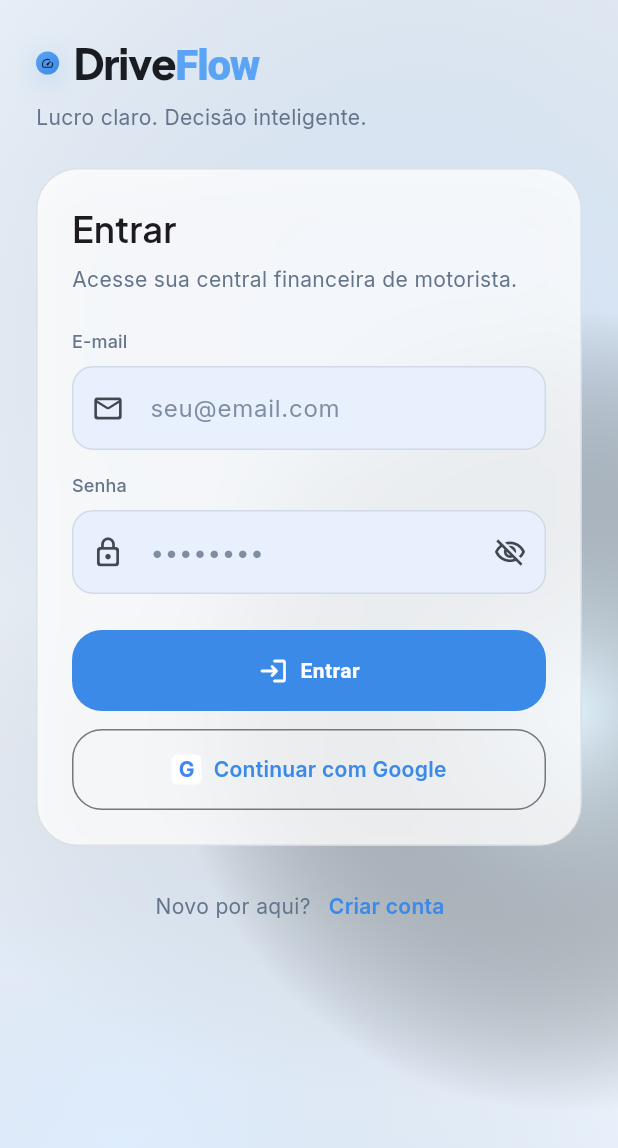
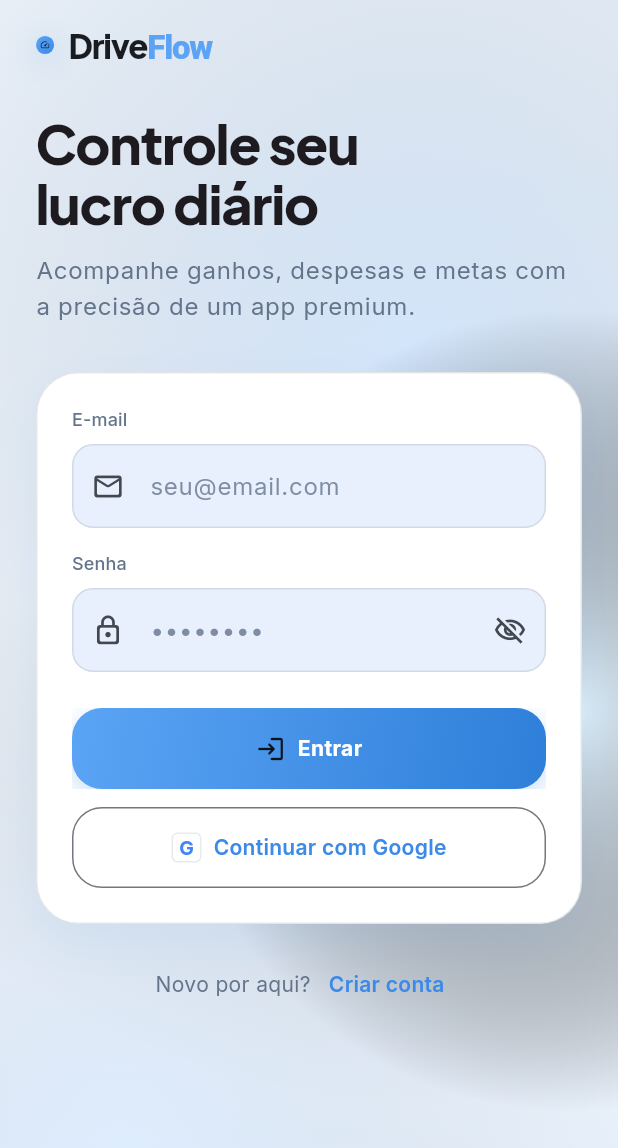
Before and after one commit to solerpedroo/driveflow, a Flutter app: the screen it shows after launch, on a phone screen of 412 x 824 dp. Shown: the top 1148 px of the screen. Run offline on Flutter 3.47's test engine with Material 3 defaults, Android fonts, the phone set to English and light mode, and no system bars; our stand-ins replace cached_network_image, connectivity_plus, dio, file_picker, fl_chart, flutter_hooks and 14 more; missing offline and left inert: google_mlkit_text_recognition; accounts and stored records are empty; statements that could not run were skipped.

Commit message:
feat(auth): apply AuthHeroLayout and gradient CTA to login screen
Co-authored-by: Pedro Henrique Contardi Soler <pedrocsoler@hotmail.com>

```diff
--- a/lib/features/authentication/presentation/screens/login_screen.dart
+++ b/lib/features/authentication/presentation/screens/login_screen.dart
@@ -11,21 +11,18 @@ import '../../../../core/theme/app_motion.dart';
 import '../../../../core/theme/app_spacing.dart';
 import '../../../../core/utils/validators.dart';
 import '../../../../shared/widgets/design_system/df_button.dart';
-import '../../../../shared/widgets/design_system/df_card.dart';
 import '../../../../shared/widgets/design_system/df_staggered_entrance.dart';
 import '../../../../shared/widgets/design_system/df_text_field.dart';
-import '../../../../shared/widgets/driveflow_brand_logo.dart';
-import '../../../../shared/widgets/driveflow_gradient_background.dart';
 import '../providers/auth_providers.dart';
+import '../widgets/auth_hero_layout.dart';
 
-/// Login com e-mail/senha e Google OAuth.
+/// Login premium — layout editorial FitCal com CTA gradiente.
 class LoginScreen extends HookConsumerWidget {
   const LoginScreen({
     super.key,
     this.authRepositoryForTesting,
   });
 
-  /// Hook para testes — bypass de providers quando necessário.
   final Object? authRepositoryForTesting;
 
   @override
@@ -68,39 +65,14 @@ class LoginScreen extends HookConsumerWidget {
           );
     }
 
-    return DriveFlowGradientBackground(
-      child: Scaffold(
-        backgroundColor: Colors.transparent,
-        body: SafeArea(
-          child: SingleChildScrollView(
-            padding: const EdgeInsets.fromLTRB(
-              AppSpacing.screenHorizontal,
-              AppSpacing.screenHorizontal,
-              AppSpacing.screenHorizontal,
-              AppSpacing.xxl,
-            ),
-            child: Form(
+    return AuthHeroLayout(
+      headline: 'Controle seu\nlucro diário',
+      subtitle:
+          'Acompanhe ganhos, despesas e metas com a precisão de um app premium.',
+      formChild: Form(
         key: formKey,
-              child: Column(
-                crossAxisAlignment: CrossAxisAlignment.stretch,
-                children: [
-                  const DriveFlowBrandLogo(size: LogoSize.medium),
-                  const SizedBox(height: AppSpacing.xl),
-                  DfCard(
         child: DfStaggeredEntrance(
           children: [
-                        Text(
-                          'Entrar',
-                          style: theme.textTheme.headlineSmall,
-                        ),
-                        const SizedBox(height: AppSpacing.sm),
-                        Text(
-                          'Acesse sua central financeira de motorista.',
-                          style: theme.textTheme.bodyMedium?.copyWith(
-                            color: AppColors.secondaryLabel(theme),
-                          ),
-                        ),
-                        const SizedBox(height: AppSpacing.xl),
             DfTextField(
               controller: emailController,
               label: 'E-mail',
@@ -142,6 +114,7 @@ class LoginScreen extends HookConsumerWidget {
               label: 'Entrar',
               icon: Icons.login_rounded,
               isLoading: isLoading,
+              variant: DfButtonVariant.gradient,
               onPressed: submit,
             ),
             const SizedBox(height: AppSpacing.md),
@@ -157,8 +130,7 @@ class LoginScreen extends HookConsumerWidget {
           ],
         ),
       ),
-                  const SizedBox(height: AppSpacing.lg),
-                  Row(
+      footer: Row(
         mainAxisAlignment: MainAxisAlignment.center,
         children: [
           Text(
@@ -168,18 +140,11 @@ class LoginScreen extends HookConsumerWidget {
             ),
           ),
           TextButton(
-                        onPressed: isLoading
-                            ? null
-                            : () => context.go(AppRoutes.register),
+            onPressed:
+                isLoading ? null : () => context.go(AppRoutes.register),
             child: const Text('Criar conta'),
           ),
         ],
-                  ),
-                ],
-              ),
-            ),
-          ),
-        ),
       ),
     );
   }
@@ -197,13 +162,14 @@ class _GoogleMark extends StatelessWidget {
       decoration: BoxDecoration(
         color: Colors.white,
         borderRadius: BorderRadius.circular(4),
+        border: Border.all(color: const Color(0xFFE8EAED)),
       ),
       child: const Text(
         'G',
         style: TextStyle(
           color: Color(0xFF4285F4),
           fontWeight: FontWeight.w700,
-          fontSize: 14,
+          fontSize: 13,
         ),
       ),
     );
```
Lines whose indentation alone changed are shown as unchanged.
